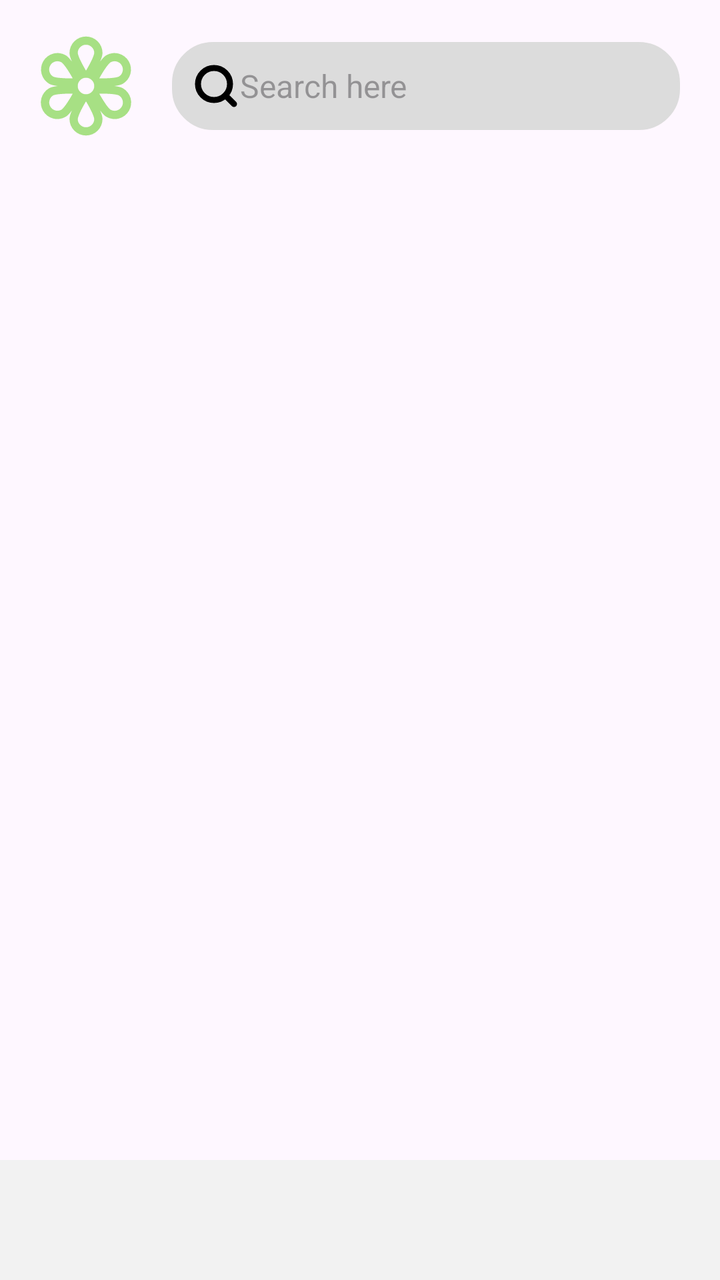
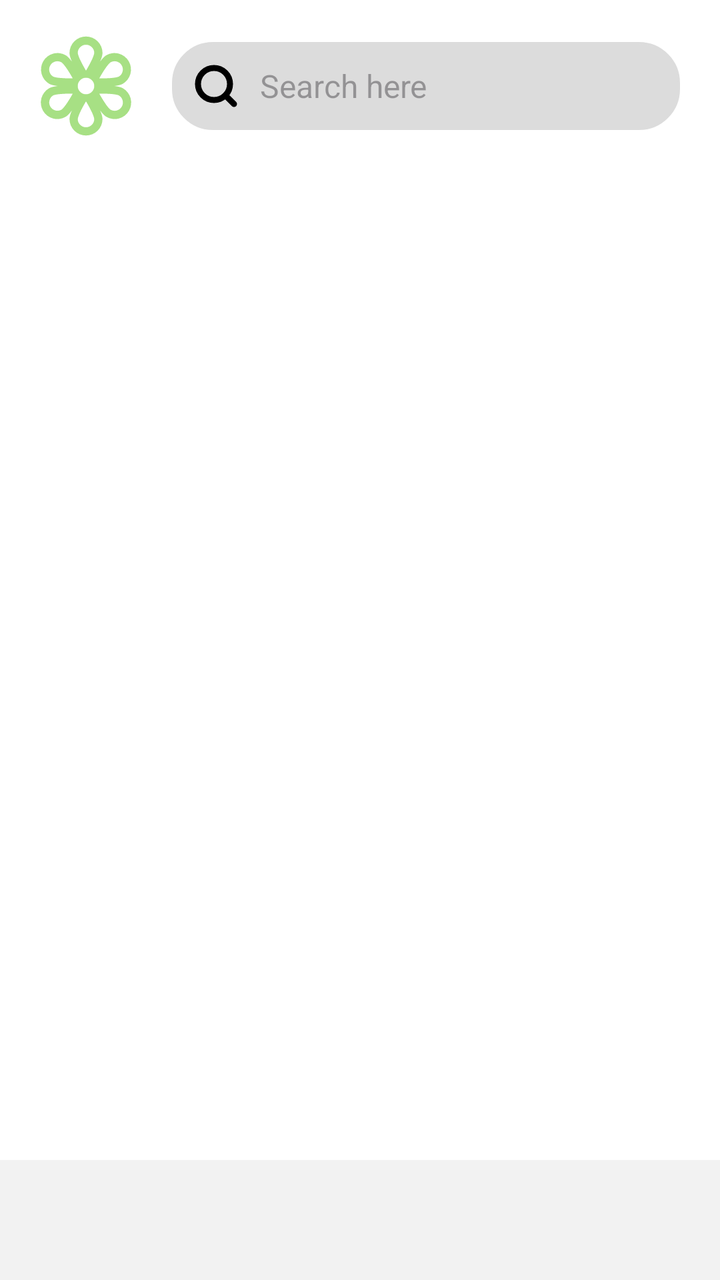

An Android layout rendered at two revisions. The XML below is the earlier revision; the diff shows what the commit changed to produce the second picture.
<!-- AndroidManifest.xml: application theme Theme.PhotoCollector -->
<!-- res/layout/activity_main.xml -->
<?xml version="1.0" encoding="utf-8"?>
<androidx.constraintlayout.widget.ConstraintLayout xmlns:android="http://schemas.android.com/apk/res/android"
    xmlns:app="http://schemas.android.com/apk/res-auto"
    xmlns:tools="http://schemas.android.com/tools"
    android:id="@+id/main"
    android:layout_width="match_parent"
    android:layout_height="match_parent"
    android:fitsSystemWindows="true"
    tools:context=".ui.activity.MainActivity">

    <androidx.constraintlayout.widget.ConstraintLayout
        android:id="@+id/search_bar"
        android:layout_width="match_parent"
        android:layout_height="0dp"
        android:padding="10sp"
        app:layout_constraintEnd_toEndOf="parent"
        app:layout_constraintStart_toStartOf="parent"
        app:layout_constraintTop_toTopOf="parent">

        <ImageView
            android:id="@+id/main_icon"
            android:layout_width="wrap_content"
            android:layout_height="wrap_content"
            android:src="@drawable/ic_flower"
            app:layout_anchorGravity="start|center_vertical"
            app:layout_constraintBottom_toBottomOf="@+id/editText"
            app:layout_constraintEnd_toStartOf="@+id/editText"
            app:layout_constraintStart_toStartOf="parent"
            app:layout_constraintTop_toTopOf="@+id/editText" />

        <EditText
            android:id="@+id/editText"
            style="@style/RoundedEditText"
            android:layout_width="0dp"
            android:layout_height="wrap_content"
            android:layout_margin="10dp"
            android:drawableStart="@drawable/ic_search"
            android:hint="@string/search"
            android:inputType="text"
            app:layout_constraintBottom_toBottomOf="parent"
            app:layout_constraintEnd_toEndOf="parent"
            app:layout_constraintStart_toEndOf="@+id/main_icon"
            app:layout_constraintTop_toTopOf="parent" />
    </androidx.constraintlayout.widget.ConstraintLayout>

    <androidx.fragment.app.FragmentContainerView
        android:id="@+id/main_fragment"
        android:layout_width="match_parent"
        android:layout_height="match_parent"
        app:layout_constraintBottom_toTopOf="@+id/tabLayout"
        app:layout_constraintEnd_toEndOf="parent"
        app:layout_constraintStart_toStartOf="parent"
        app:layout_constraintTop_toBottomOf="@+id/search_bar" />

    <com.google.android.material.tabs.TabLayout
        android:id="@+id/tabLayout"
        android:layout_width="match_parent"
        android:layout_height="60dp"
        android:background="@color/white_gray"
        app:layout_constraintBottom_toBottomOf="parent"
        app:layout_constraintEnd_toEndOf="parent"
        app:tabMode="fixed" />

    <androidx.viewpager2.widget.ViewPager2
        android:id="@+id/viewPager"
        android:layout_width="match_parent"
        android:layout_height="0dp"
        android:layout_weight="1"
        app:layout_constraintBottom_toTopOf="@+id/tabLayout"
        app:layout_constraintEnd_toEndOf="parent"
        app:layout_constraintHorizontal_bias="0.0"
        app:layout_constraintStart_toStartOf="parent"
        app:layout_constraintTop_toBottomOf="@+id/search_bar"
        app:layout_constraintVertical_bias="0.0" />

</androidx.constraintlayout.widget.ConstraintLayout>
<!-- resources referenced by this layout -->
<resources>
  <color name="white_gray">#F2F2F2</color>
  <!-- drawable ic_flower: vector/xml drawable (drawable, 2171 chars, omitted) -->
  <!-- drawable ic_search (drawable) -->
  <vector xmlns:android="http://schemas.android.com/apk/res/android"
      android:width="24dp"
      android:height="24dp"
      android:viewportWidth="24"
      android:viewportHeight="24">
    <path
        android:pathData="M11,11m-8,0a8,8 0,1 1,16 0a8,8 0,1 1,-16 0"
        android:strokeLineJoin="round"
        android:strokeWidth="3"
        android:strokeColor="@color/black"
        android:strokeLineCap="round"/>
    <path
        android:pathData="M21,21L16.65,16.65"
        android:strokeLineJoin="round"
        android:strokeWidth="3"
        android:fillColor="@color/black"
        android:strokeColor="@color/black"
        android:strokeLineCap="round"/>
  </vector>
  <string name="search">Search here</string>
  <style name="RoundedEditText">
          <item name="android:background">@drawable/custom_edittext</item>
          <item name="android:padding">10dp</item>
          <item name="android:textColor">@color/black</item>
          <item name="android:textSize">16sp</item>
      </style>
  <style name="Theme.PhotoCollector" parent="Base.Theme.PhotoCollector" />
  <color name="black">#FF000000</color>
  <!-- drawable custom_edittext (drawable) -->
  <?xml version="1.0" encoding="utf-8"?>
  <shape xmlns:android="http://schemas.android.com/apk/res/android"
      android:shape="rectangle">
  
      <corners android:radius="20dp"/>
      <solid android:color="@color/gray"/>
      <stroke android:width="1dp" android:color="@color/gray"/>
  </shape>
  <style name="Base.Theme.PhotoCollector" parent="Theme.Material3.DayNight.NoActionBar">
          
          
      </style>
  <color name="gray">#dcdcdc</color>
</resources>

<!-- the commit's change to res/layout/activity_main.xml (unified diff, before → after) -->
@@ -5,6 +5,7 @@
     android:id="@+id/main"
     android:layout_width="match_parent"
     android:layout_height="match_parent"
+    android:background="@color/white"
     android:fitsSystemWindows="true"
     tools:context=".ui.activity.MainActivity">
 
@@ -35,8 +36,10 @@
             android:layout_height="wrap_content"
             android:layout_margin="10dp"
             android:drawableStart="@drawable/ic_search"
+            android:drawablePadding="10dp"
             android:hint="@string/search"
             android:inputType="text"
+            android:imeOptions="actionDone"
             app:layout_constraintBottom_toBottomOf="parent"
             app:layout_constraintEnd_toEndOf="parent"
             app:layout_constraintStart_toEndOf="@+id/main_icon"
<!-- resource entries referenced after the edit -->
@@ -1,5 +1,6 @@
 <!-- resources referenced by this layout -->
 <resources>
+  <color name="white">#FFFFFFFF</color>
   <color name="white_gray">#F2F2F2</color>
   <!-- drawable ic_flower: vector/xml drawable (drawable, 2171 chars, omitted) -->
   <!-- drawable ic_search (drawable) -->
